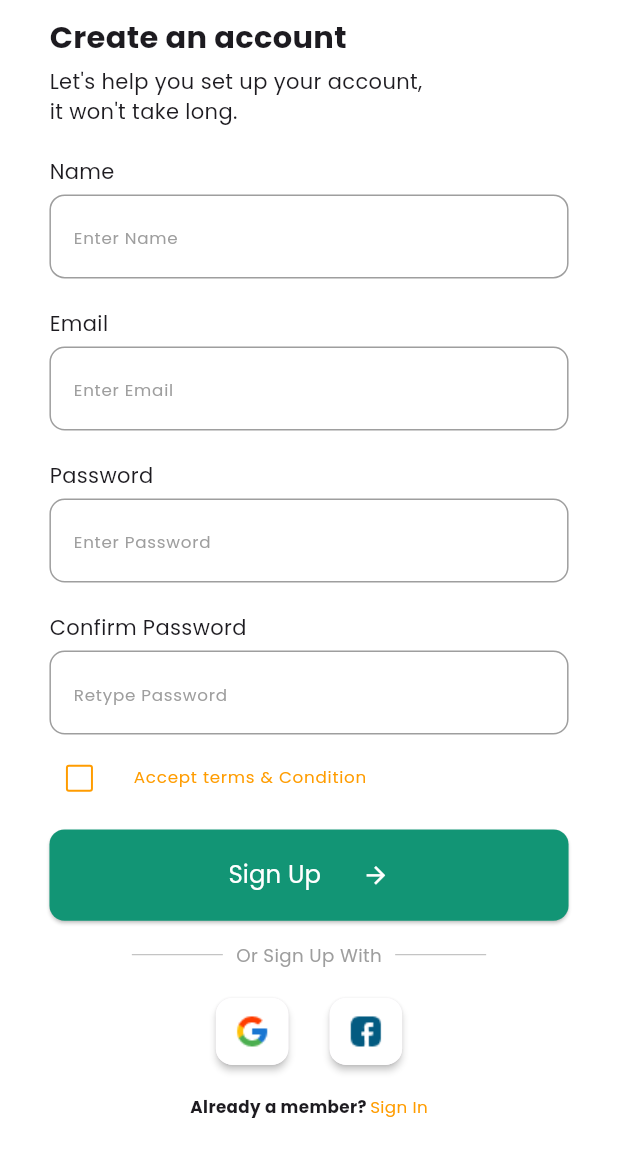
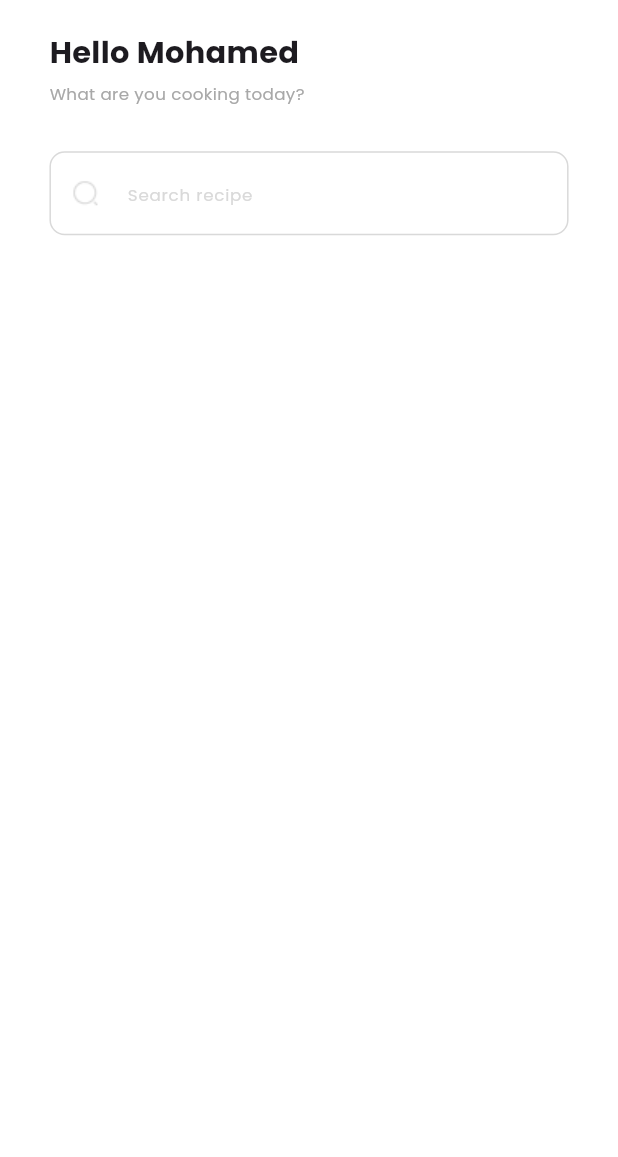
Before and after one commit to MohamedGomaa201/Food_Recipes, a Flutter app: the SignupView screen opened directly, after a tap on "Sign Up", on a phone screen of 412 x 824 dp. Shown: the top 1157 px of the screen. Run offline on Flutter 3.47's test engine with Material 3 defaults, Android fonts, the phone set to English and light mode, and no system bars; our stand-ins replace flutter_screenutil.

Commit message:
Start Working on home-view

```diff
--- a/lib/core/constants/app_images.dart
+++ b/lib/core/constants/app_images.dart
@@ -3,4 +3,5 @@ class AppImages {
   static const splashBackground = "assets/images/splash_background.png";
   static const facebookIcon = "assets/icons/facebook_icon.png";
   static const googleIcon = "assets/icons/google_icon.png";
+  static const searchIcon = "assets/icons/search_icon.png";
 }
--- a/lib/core/themes/app_colors.dart
+++ b/lib/core/themes/app_colors.dart
@@ -3,4 +3,8 @@ import 'package:flutter/material.dart';
 class AppColors {
   static const mainColor = Color.fromRGBO(18, 149, 117, 1);
   static const secondaryColor = Color.fromRGBO(255, 156, 0, 1);
+  static const grey1 = Color.fromRGBO(71, 71, 71, 1);
+  static const grey2 = Color.fromRGBO(120, 120, 120, 1);
+  static const grey3 = Color.fromRGBO(168, 168, 168, 1);
+  static const grey4 = Color.fromRGBO(217, 217, 217, 1);
 }
--- a/lib/core/themes/styles.dart
+++ b/lib/core/themes/styles.dart
@@ -1,10 +1,11 @@
 import 'package:flutter/material.dart';
 import 'package:flutter_screenutil/flutter_screenutil.dart';
+import 'package:food_recipes/core/themes/app_colors.dart';
 
 abstract class Styles {
-  static TextStyle textStyle18 = TextStyle(
-    color: Colors.white,
-    fontSize: 18.sp,
+  static TextStyle textStyleGrey11 = TextStyle(
+    color: AppColors.grey4,
+    fontSize: 11.sp,
   );
 
   static TextStyle textStyleGrey12 = TextStyle(
@@ -16,4 +17,9 @@ abstract class Styles {
     color: Color.fromRGBO(255, 156, 0, 1),
     fontSize: 13.sp,
   );
+
+  static TextStyle textStyle18 = TextStyle(
+    color: Colors.white,
+    fontSize: 18.sp,
+  );
 }
--- a/lib/features/auth/presentation/view/widgets/custom_text_field.dart
+++ b/lib/features/auth/presentation/view/widgets/custom_text_field.dart
@@ -1,6 +1,7 @@
 import 'package:flutter/material.dart';
 import 'package:flutter_screenutil/flutter_screenutil.dart';
 import 'package:food_recipes/core/themes/app_colors.dart';
+import 'package:food_recipes/core/themes/styles.dart';
 
 class CustomTextField extends StatelessWidget {
   final String aboveHint;
@@ -22,19 +23,19 @@ class CustomTextField extends StatelessWidget {
           cursorColor: AppColors.mainColor,
           decoration: InputDecoration(
             enabledBorder: OutlineInputBorder(
-              borderSide: BorderSide(color: Colors.grey),
+              borderSide: BorderSide(color: AppColors.grey4),
               borderRadius: BorderRadius.circular(10.sp),
             ),
             border: OutlineInputBorder(
               borderRadius: BorderRadius.circular(10.sp),
-              borderSide: BorderSide(color: Colors.grey),
+              borderSide: BorderSide(color: AppColors.grey4),
             ),
             focusedBorder: OutlineInputBorder(
               borderRadius: BorderRadius.circular(10.sp),
               borderSide: BorderSide(color: AppColors.mainColor),
             ),
             hintText: hintText,
-            hintStyle: TextStyle(color: Colors.grey, fontSize: 11.sp),
+            hintStyle: Styles.textStyleGrey11,
           ),
         ),
       ],
--- a/lib/features/auth/presentation/view/widgets/signin_body.dart
+++ b/lib/features/auth/presentation/view/widgets/signin_body.dart
@@ -7,6 +7,7 @@ import 'package:food_recipes/features/auth/presentation/view/widgets/custom_text
 import 'package:food_recipes/features/auth/presentation/view/widgets/non_clickable_with_clickable_text.dart';
 import 'package:food_recipes/features/auth/presentation/view/widgets/row_of_social_auth_buttons.dart';
 import 'package:food_recipes/features/auth/presentation/view/widgets/text_inside_divider.dart';
+import 'package:food_recipes/features/home/presentation/view/home_view.dart';
 
 class SigninBody extends StatelessWidget {
   const SigninBody({super.key});
@@ -32,7 +33,16 @@ class SigninBody extends StatelessWidget {
             child: Text("Forget Password?", style: Styles.textStyleSecColor13),
           ),
           SizedBox(height: 30.h),
-          CustomAppButton(text: "Sign In", onPressed: () {}, height: 65),
+          CustomAppButton(
+            text: "Sign In",
+            onPressed: () {
+              Navigator.pushReplacement(
+                context,
+                MaterialPageRoute(builder: (context) => HomeView()),
+              );
+            },
+            height: 65,
+          ),
           SizedBox(height: 20.h),
           TextInsideDivider(text: "Or Sign in With"),
           SizedBox(height: 20.h),
--- a/lib/features/auth/presentation/view/widgets/signup_body.dart
+++ b/lib/features/auth/presentation/view/widgets/signup_body.dart
@@ -7,6 +7,7 @@ import 'package:food_recipes/features/auth/presentation/view/widgets/non_clickab
 import 'package:food_recipes/features/auth/presentation/view/widgets/row_of_social_auth_buttons.dart';
 import 'package:food_recipes/features/auth/presentation/view/widgets/terms_and_condition_checkbox.dart';
 import 'package:food_recipes/features/auth/presentation/view/widgets/text_inside_divider.dart';
+import 'package:food_recipes/features/home/presentation/view/home_view.dart';
 
 class SignupBody extends StatefulWidget {
   const SignupBody({super.key});
@@ -51,7 +52,16 @@ class _SignupBodyState extends State<SignupBody> {
               },
             ),
             SizedBox(height: 10.h),
-            CustomAppButton(text: "Sign Up", onPressed: () {}, height: 60),
+            CustomAppButton(
+              text: "Sign Up",
+              onPressed: () {
+                Navigator.pushReplacement(
+                  context,
+                  MaterialPageRoute(builder: (context) => HomeView()),
+                );
+              },
+              height: 60,
+            ),
             SizedBox(height: 14.h),
             TextInsideDivider(text: "Or Sign Up With"),
             SizedBox(height: 20.h),
--- a/lib/features/auth/presentation/view/widgets/terms_and_condition_checkbox.dart
+++ b/lib/features/auth/presentation/view/widgets/terms_and_condition_checkbox.dart
@@ -1,6 +1,7 @@
 import 'package:flutter/material.dart';
 import 'package:flutter_screenutil/flutter_screenutil.dart';
 import 'package:food_recipes/core/themes/app_colors.dart';
+import 'package:food_recipes/core/themes/styles.dart';
 
 class TermsAndConditionCheckbox extends StatelessWidget {
   const TermsAndConditionCheckbox({
@@ -17,7 +18,7 @@ class TermsAndConditionCheckbox extends StatelessWidget {
     return CheckboxListTile(
       title: Text(
         "Accept terms & Condition",
-        style: TextStyle(color: AppColors.secondaryColor, fontSize: 11.sp),
+        style: Styles.textStyleGrey11.copyWith(color: AppColors.secondaryColor),
       ),
       dense: true,
       controlAffinity: ListTileControlAffinity.leading,
--- a/lib/features/auth/presentation/view/widgets/text_inside_divider.dart
+++ b/lib/features/auth/presentation/view/widgets/text_inside_divider.dart
@@ -1,5 +1,6 @@
 import 'package:flutter/material.dart';
 import 'package:flutter_screenutil/flutter_screenutil.dart';
+import 'package:food_recipes/core/themes/app_colors.dart';
 import 'package:food_recipes/core/themes/styles.dart';
 
 class TextInsideDivider extends StatelessWidget {
@@ -13,12 +14,12 @@ class TextInsideDivider extends StatelessWidget {
       child: Row(
         mainAxisAlignment: MainAxisAlignment.center,
         children: [
-          Expanded(child: Divider(color: Colors.grey, thickness: .5.h)),
+          Expanded(child: Divider(color: AppColors.grey4, thickness: .5.h)),
           Padding(
             padding: EdgeInsets.symmetric(horizontal: 8.w),
-            child: Text(text, style: Styles.textStyleGrey12),
+            child: Text(text, style: Styles.textStyleGrey12.copyWith(color: AppColors.grey4)),
           ),
-          Expanded(child: Divider(color: Colors.grey, thickness: .5.h)),
+          Expanded(child: Divider(color: AppColors.grey4, thickness: .5.h)),
         ],
       ),
     );
--- /dev/null
+++ b/lib/features/home/presentation/view/home_view.dart
@@ -0,0 +1,11 @@
+import 'package:flutter/material.dart';
+import 'package:food_recipes/features/home/presentation/view/widgets/home_body.dart';
+
+class HomeView extends StatelessWidget {
+  const HomeView({super.key});
+
+  @override
+  Widget build(BuildContext context) {
+    return Scaffold(body: HomeBody());
+  }
+}
--- /dev/null
+++ b/lib/features/home/presentation/view/widgets/home_body.dart
@@ -0,0 +1,103 @@
+import 'package:flutter/material.dart';
+import 'package:flutter_screenutil/flutter_screenutil.dart';
+import 'package:food_recipes/core/constants/app_images.dart';
+import 'package:food_recipes/core/themes/app_colors.dart';
+import 'package:food_recipes/core/themes/styles.dart';
+import 'package:food_recipes/features/home/presentation/view/widgets/top_navigation_bar_tab.dart';
+
+class HomeBody extends StatefulWidget {
+  const HomeBody({super.key});
+
+  @override
+  State<HomeBody> createState() => _HomeBodyState();
+}
+
+class _HomeBodyState extends State<HomeBody>
+    with SingleTickerProviderStateMixin {
+  late TabController _tabController;
+  @override
+  void initState() {
+    // TODO: implement initState
+    super.initState();
+    _tabController = TabController(length: 5, vsync: this);
+  }
+
+  @override
+  void dispose() {
+    // TODO: implement dispose
+    super.dispose();
+    _tabController.dispose();
+  }
+
+  @override
+  Widget build(BuildContext context) {
+    return Padding(
+      padding: EdgeInsets.symmetric(horizontal: 30.w, vertical: 20.h),
+      child: Column(
+        crossAxisAlignment: CrossAxisAlignment.start,
+        children: [
+          Text(
+            "Hello Mohamed",
+            style: TextStyle(fontSize: 20.sp, fontWeight: FontWeight.w600),
+          ),
+          SizedBox(height: 5.h),
+          Text(
+            "What are you cooking today?",
+            style: Styles.textStyleGrey11.copyWith(color: AppColors.grey3),
+          ),
+          SizedBox(height: 30.h),
+          TextField(
+            cursorColor: AppColors.mainColor,
+            decoration: InputDecoration(
+              prefixIcon: Image.asset(AppImages.searchIcon),
+              enabledBorder: OutlineInputBorder(
+                borderSide: BorderSide(color: AppColors.grey4),
+                borderRadius: BorderRadius.circular(10.sp),
+              ),
+              border: OutlineInputBorder(
+                borderRadius: BorderRadius.circular(10.sp),
+                borderSide: BorderSide(color: AppColors.grey4),
+              ),
+              focusedBorder: OutlineInputBorder(
+                borderRadius: BorderRadius.circular(10.sp),
+                borderSide: BorderSide(color: AppColors.mainColor),
+              ),
+              hintText: "Search recipe",
+              hintStyle: Styles.textStyleGrey11,
+            ),
+          ),
+          SizedBox(height: 15.h),
+          // TabBar(
+          //   indicatorColor: Colors.transparent,
+          //   dividerHeight: 0,
+          //   overlayColor: WidgetStateColor.transparent,
+          //   controller: _tabController,
+          //   unselectedLabelColor: Colors.grey,
+          //   indicatorSize: TabBarIndicatorSize.tab,
+          //   isScrollable: true,
+          //   physics: const BouncingScrollPhysics(),
+          //   tabAlignment: TabAlignment.start,
+          //   onTap: (value) {},
+          //   tabs: [
+          //     TopNavigationBarTap(
+          //       selectedIndex: 1,
+          //       cIndex: 0,
+          //       name: "All",
+          //     ),
+          //     TopNavigationBarTap(
+          //       selectedIndex: 1,
+          //       cIndex: 1,
+          //       name: "Indian",
+          //     ),
+          //     TopNavigationBarTap(
+          //       selectedIndex: 1,
+          //       cIndex: 2,
+          //       name: "Italian",
+          //     ),
+          //   ],
+          // ),
+        ],
+      ),
+    );
+  }
+}
```
Also changed, not shown: lib/features/home/presentation/view/widgets/top_navigation_bar_tab.dart (added, +39 -0 lines), assets/icons/search_icon.png (added).
